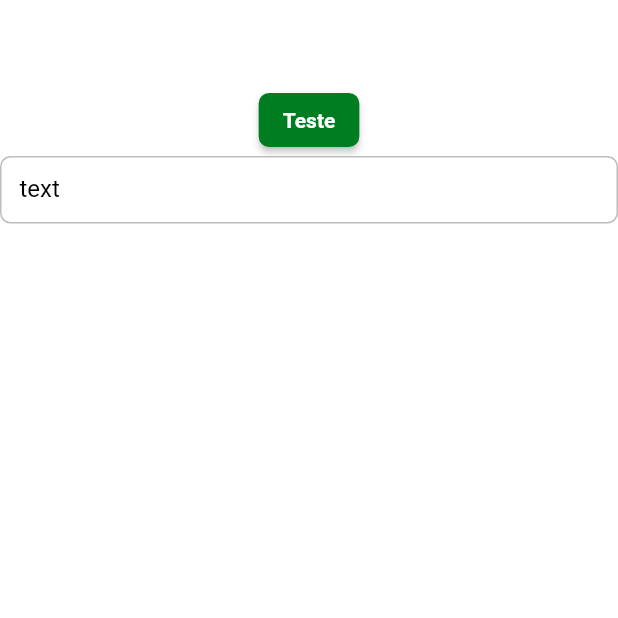
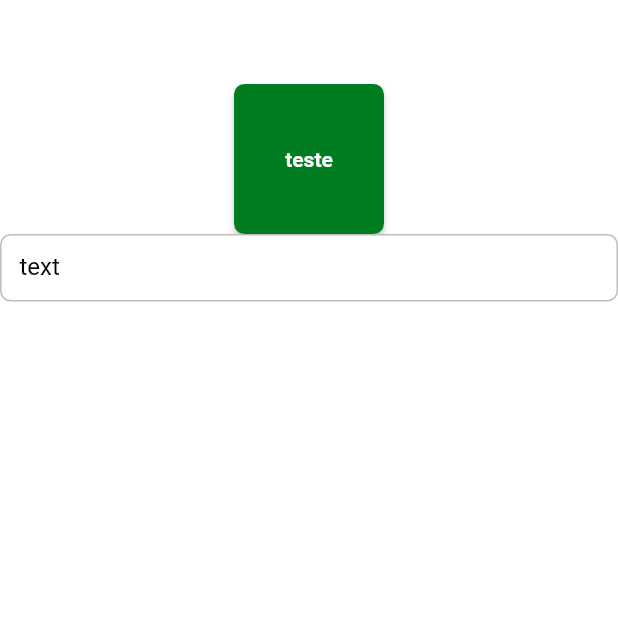
Before and after one commit to Rod634/food_delivery_app, a Flutter app: the screen it shows after launch, on a phone screen of 412 x 824 dp, the top half of it. Run offline on Flutter 3.47's test engine with Material 2 defaults, Android fonts, the phone set to English and light mode, and no system bars; Roboto replaces fonts that are missing (mplus1).

Commit message:
DeliveryButtom

```diff
--- /dev/null
+++ b/lib/app/core/ui/widgets/delivery_button.dart
@@ -0,0 +1,28 @@
+import 'package:flutter/material.dart';
+
+class DeliveryButton extends StatelessWidget {
+  final VoidCallback? onPressed;
+  final String label;
+  final double? width;
+  final double? height;
+
+  const DeliveryButton({
+    Key? key,
+    required this.label,
+    required this.onPressed,
+    this.width,
+    this.height = 50,
+  }) : super(key: key);
+
+  @override
+  Widget build(BuildContext context) {
+    return SizedBox(
+      width: width,
+      height: height,
+      child: ElevatedButton(
+        onPressed: onPressed,
+        child: Text(label),
+      ),
+    );
+  }
+}
--- a/lib/app/pages/splash/splash_page.dart
+++ b/lib/app/pages/splash/splash_page.dart
@@ -1,3 +1,4 @@
+import 'package:dw9_delivery_app/app/core/ui/widgets/delivery_button.dart';
 import 'package:flutter/material.dart';
 
 class SplashPage extends StatelessWidget {
@@ -11,9 +12,11 @@ class SplashPage extends StatelessWidget {
       ),
       body: Column(children: [
         Container(),
-        ElevatedButton(
+        DeliveryButton(
+          label: 'teste',
           onPressed: () {},
-          child: const Text('Teste'),
+          width: 100,
+          height: 100,
         ),
         TextFormField(
           decoration: const InputDecoration(labelText: 'text'),
```
